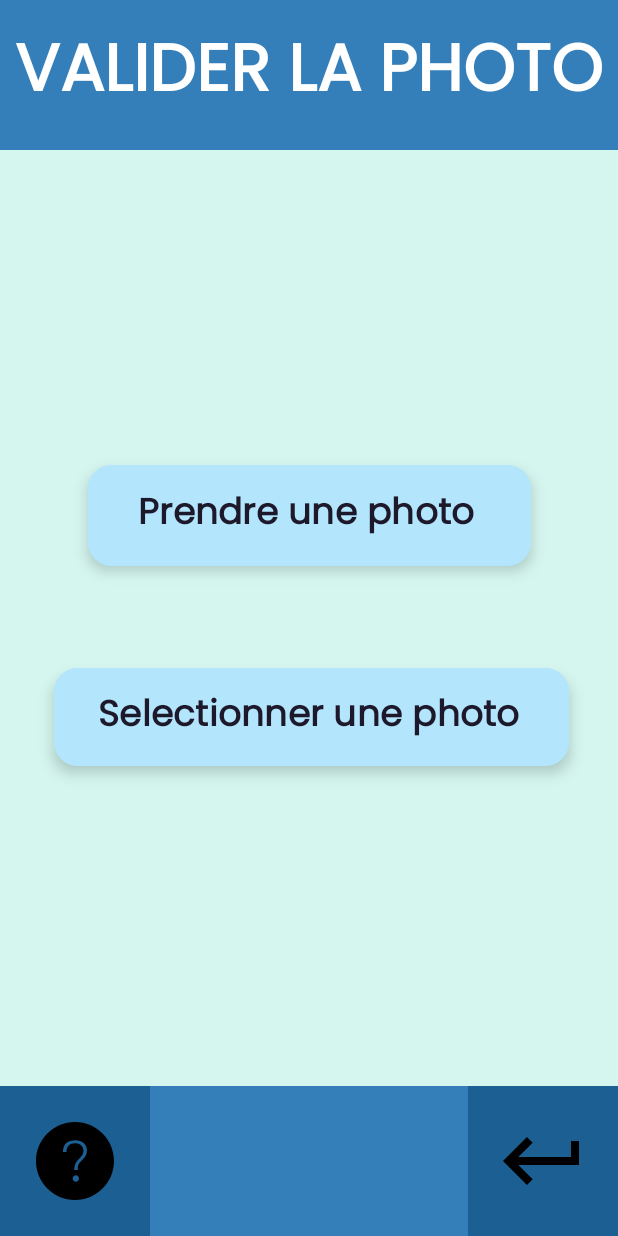
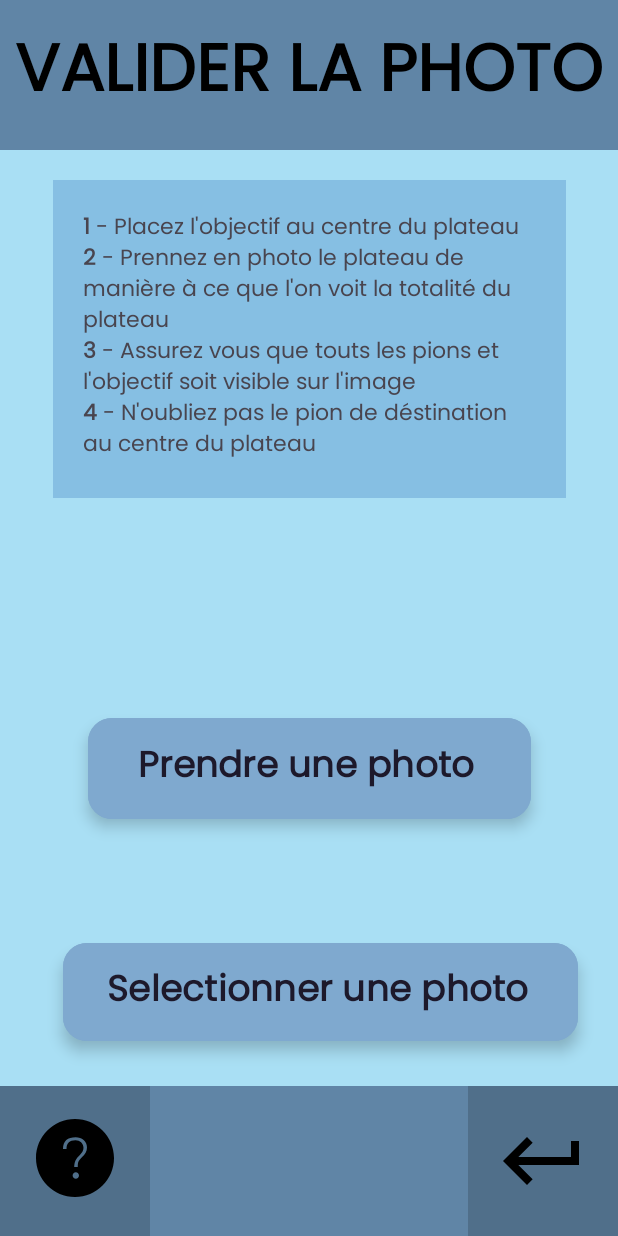
Before and after one commit to Cortard/RobotRicochetSolver, an Android app: the PictureActivity screen opened directly, with no data from a screen before it, on a phone screen of 412 x 824 dp. Run offline under Robolectric (Android 15) with nearby library versions, the phone set to English and light mode, and no system bars.

Commit message:
esthetique
modif couleur...

```diff
--- a/ApplicationMobile/appli/app/src/main/java/com/sae/myapplication/HelpActivity.java
+++ b/ApplicationMobile/appli/app/src/main/java/com/sae/myapplication/HelpActivity.java
@@ -24,11 +24,11 @@ public class HelpActivity extends AppCompatActivity {
 
         bReturn.setOnClickListener(v -> {
 
-            box.setBackgroundColor(Color.parseColor("#4288BF"));
+            box.setBackgroundColor(Color.parseColor("#4C647A"));
             new Handler().postDelayed(new Runnable() {
                 @Override
                 public void run() {
-                    box.setBackgroundColor(Color.parseColor("#1C5F93"));
+                    box.setBackgroundColor(Color.parseColor("#506F8A"));
                 }
             }, 50);
 
--- a/ApplicationMobile/appli/app/src/main/res/layout/activity_picture.xml
+++ b/ApplicationMobile/appli/app/src/main/res/layout/activity_picture.xml
@@ -4,7 +4,7 @@
     xmlns:tools="http://schemas.android.com/tools"
     android:layout_width="match_parent"
     android:layout_height="match_parent"
-    android:background="#D5F6EF"
+    android:background="#A9DFF4"
     tools:context=".PictureActivity">
 
 
@@ -12,13 +12,90 @@
         android:id="@+id/header2"
         android:layout_width="0dp"
         android:layout_height="100dp"
-        android:background="#347FBA"
+        android:background="#6085A6"
         android:scaleType="centerCrop"
         app:layout_constraintBottom_toTopOf="@+id/footer"
         app:layout_constraintDimensionRatio="1:0"
         app:layout_constraintEnd_toEndOf="parent"
+        app:layout_constraintHorizontal_bias="1.0"
         app:layout_constraintStart_toStartOf="parent"
         app:layout_constraintTop_toTopOf="parent"
+        app:layout_constraintVertical_bias="0.0" />
+
+    <ImageView
+        android:id="@+id/footer"
+        android:layout_width="0dp"
+        android:layout_height="100dp"
+        android:accessibilityHeading="false"
+        android:background="#6085A6"
+        app:layout_constraintBottom_toBottomOf="parent"
+        app:layout_constraintDimensionRatio="1:0"
+        app:layout_constraintEnd_toEndOf="parent"
+        app:layout_constraintHorizontal_bias="0.0"
+        app:layout_constraintStart_toStartOf="parent"
+        app:layout_constraintTop_toTopOf="parent"
+        app:layout_constraintVertical_bias="1.0" />
+
+    <ImageView
+        android:id="@+id/footerbox"
+        android:layout_width="0dp"
+        android:layout_height="0dp"
+        android:background="#506F8A"
+        android:outlineAmbientShadowColor="@color/black"
+        android:outlineSpotShadowColor="#191616"
+        app:layout_constraintBottom_toBottomOf="parent"
+        app:layout_constraintDimensionRatio="1:1"
+        app:layout_constraintEnd_toEndOf="parent"
+        app:layout_constraintHorizontal_bias="0.0"
+        app:layout_constraintStart_toStartOf="@+id/footer"
+        app:layout_constraintTop_toTopOf="@+id/footer"
+        app:layout_constraintVertical_bias="0.0" />
+
+    <ImageButton
+        android:id="@+id/boutonHelp"
+        style="@android:style/Widget.ImageButton"
+        android:layout_width="0dp"
+        android:layout_height="0dp"
+        android:backgroundTint="#00FFFFFF"
+        android:contentDescription="@string/boutonHelp"
+        app:layout_constraintBottom_toBottomOf="parent"
+        app:layout_constraintDimensionRatio="1:1"
+        app:layout_constraintEnd_toEndOf="@+id/footer"
+        app:layout_constraintHorizontal_bias="0.0"
+        app:layout_constraintStart_toStartOf="@+id/footer"
+        app:layout_constraintTop_toTopOf="@+id/footer"
+        app:layout_constraintVertical_bias="1.0"
+        app:srcCompat="@drawable/_11758_help_icon" />
+
+    <ImageView
+        android:id="@+id/footerbox2"
+        android:layout_width="0dp"
+        android:layout_height="0dp"
+        android:background="#506F8A"
+        android:outlineAmbientShadowColor="@color/black"
+        android:outlineSpotShadowColor="#191616"
+        app:layout_constraintBottom_toBottomOf="parent"
+        app:layout_constraintDimensionRatio="1:1"
+        app:layout_constraintEnd_toEndOf="parent"
+        app:layout_constraintHorizontal_bias="1.0"
+        app:layout_constraintStart_toStartOf="@+id/footer"
+        app:layout_constraintTop_toTopOf="@+id/footer"
+        app:layout_constraintVertical_bias="1.0" />
+
+
+    <ImageButton
+        android:id="@+id/boutonReturn"
+        android:layout_width="0dp"
+        android:layout_height="0dp"
+        android:backgroundTint="#00FFFFFF"
+        android:contentDescription="@string/boutonExit"
+        android:src="@drawable/_52473_return_icon"
+        app:layout_constraintBottom_toBottomOf="parent"
+        app:layout_constraintDimensionRatio="1:1"
+        app:layout_constraintEnd_toEndOf="@id/footer"
+        app:layout_constraintHorizontal_bias="1.0"
+        app:layout_constraintStart_toStartOf="@+id/footer"
+        app:layout_constraintTop_toTopOf="@+id/footer"
         app:layout_constraintVertical_bias="0.0" />
 
     <TextView
@@ -35,7 +112,7 @@
         android:text="@string/titrePhoto"
         android:textAlignment="center"
         android:textAllCaps="true"
-        android:textColor="@color/white"
+        android:textColor="@color/black"
         android:textStyle="bold"
         app:layout_constraintBottom_toBottomOf="@+id/header2"
         app:layout_constraintEnd_toEndOf="parent"
@@ -45,80 +122,37 @@
         app:layout_constraintVertical_bias="1.0" />
 
     <ImageView
-        android:id="@+id/footer"
-        android:layout_width="0dp"
-        android:layout_height="100dp"
-        android:accessibilityHeading="false"
-        android:background="#347FBA"
-        app:layout_constraintBottom_toBottomOf="parent"
+        android:id="@+id/surfaceView"
+        android:layout_width="342dp"
+        android:layout_height="212dp"
+        android:layout_marginLeft="30dp"
+        android:layout_marginTop="20dp"
+        android:layout_marginRight="30dp"
+        android:layout_marginBottom="20dp"
+        android:background="#86BFE3"
+        app:layout_constraintBottom_toTopOf="@+id/footer"
         app:layout_constraintEnd_toEndOf="parent"
-        app:layout_constraintDimensionRatio="1:0"
-        app:layout_constraintHorizontal_bias="0.0"
         app:layout_constraintStart_toStartOf="parent"
-        app:layout_constraintTop_toTopOf="parent"
-        app:layout_constraintVertical_bias="1.0" />
-
-    <ImageView
-        android:id="@+id/footerbox1"
-        android:layout_width="0dp"
-        android:layout_height="0dp"
-        android:background="#1C5F93"
-        android:outlineAmbientShadowColor="@color/black"
-        android:outlineSpotShadowColor="#191616"
-        app:layout_constraintDimensionRatio="1:1"
-        app:layout_constraintBottom_toBottomOf="parent"
-        app:layout_constraintEnd_toEndOf="parent"
-        app:layout_constraintHorizontal_bias="0.0"
-        app:layout_constraintStart_toStartOf="@+id/footer"
-        app:layout_constraintTop_toTopOf="@+id/footer"
+        app:layout_constraintTop_toBottomOf="@+id/header2"
         app:layout_constraintVertical_bias="0.0" />
 
-    <ImageButton
-        android:id="@+id/boutonHelp"
-        style="@android:style/Widget.DeviceDefault.ImageButton"
-        android:layout_width="0dp"
-        android:layout_height="0dp"
-        android:background="#00FFFFFF"
-        android:contentDescription="@string/boutonHelp"
-        app:layout_constraintDimensionRatio="1:1"
-        app:layout_constraintBottom_toBottomOf="parent"
-        app:layout_constraintEnd_toEndOf="@+id/footer"
+    <TextView
+        android:id="@+id/textMultiLine"
+        android:layout_width="344dp"
+        android:layout_height="211dp"
+        android:autoSizeTextType="uniform"
+        android:autofillHints=""
+        android:fontFamily="@font/poppins_regular"
+        android:inputType="text|textMultiLine"
+        android:padding="20dp"
+        android:text="@string/textPic"
+        app:layout_constraintBottom_toBottomOf="@+id/surfaceView"
+        app:layout_constraintEnd_toEndOf="@+id/surfaceView"
         app:layout_constraintHorizontal_bias="0.0"
-        app:layout_constraintStart_toStartOf="@+id/footer"
-        app:layout_constraintTop_toTopOf="@+id/footer"
-        app:layout_constraintVertical_bias="0.0"
-        app:srcCompat="@drawable/_11758_help_icon" />
+        app:layout_constraintStart_toStartOf="@+id/surfaceView"
+        app:layout_constraintTop_toTopOf="@+id/surfaceView"
+        app:layout_constraintVertical_bias="0.0" />
 
-    <ImageView
-        android:id="@+id/footerbox2"
-        android:layout_width="0dp"
-        android:layout_height="0dp"
-        android:background="#1C5F93"
-        android:outlineAmbientShadowColor="@color/black"
-        android:outlineSpotShadowColor="#191616"
-        app:layout_constraintDimensionRatio="1:1"
-        app:layout_constraintBottom_toBottomOf="parent"
-        app:layout_constraintEnd_toEndOf="parent"
-        app:layout_constraintHorizontal_bias="1.0"
-        app:layout_constraintStart_toStartOf="@+id/footer"
-        app:layout_constraintTop_toTopOf="@+id/footer"
-        app:layout_constraintVertical_bias="1.0" />
-
-
-    <ImageButton
-        android:id="@+id/boutonReturn"
-        android:layout_width="0dp"
-        android:layout_height="0dp"
-        android:backgroundTint="#00FFFFFF"
-        android:contentDescription="@string/boutonExit"
-        android:src="@drawable/_52473_return_icon"
-        app:layout_constraintBottom_toBottomOf="@+id/footerbox2"
-        app:layout_constraintDimensionRatio="1:1"
-        app:layout_constraintEnd_toEndOf="@+id/footer"
-        app:layout_constraintHorizontal_bias="0.0"
-        app:layout_constraintStart_toStartOf="@+id/footerbox2"
-        app:layout_constraintTop_toTopOf="@+id/footerbox2"
-        app:layout_constraintVertical_bias="0.0" />
 
     <Button
         android:id="@+id/btnTakePicture"
@@ -126,7 +160,7 @@
         android:layout_width="295dp"
         android:layout_height="67dp"
         android:layout_gravity="center_horizontal"
-        android:backgroundTint="#B3E5FC"
+        android:backgroundTint="#7FA9CF"
         android:fontFamily="@font/poppins_regular"
         android:shadowColor="#292626"
         android:text="Prendre une photo"
@@ -136,10 +170,10 @@
         android:typeface="normal"
         app:layout_constraintBottom_toTopOf="@+id/footer"
         app:layout_constraintEnd_toEndOf="parent"
-        app:layout_constraintHorizontal_bias="0.504"
+        app:layout_constraintHorizontal_bias="0.505"
         app:layout_constraintStart_toStartOf="parent"
         app:layout_constraintTop_toBottomOf="@+id/header2"
-        app:layout_constraintVertical_bias="0.377" />
+        app:layout_constraintVertical_bias="0.68" />
 
     <Button
         android:id="@+id/btnOpenPicture"
@@ -147,7 +181,7 @@
         android:layout_width="343dp"
         android:layout_height="65dp"
         android:layout_gravity="center_horizontal"
-        android:backgroundTint="#B3E5FC"
+        android:backgroundTint="#7FA9CF"
         android:fontFamily="@font/poppins_regular"
         android:shadowColor="#292626"
         android:text="Selectionner une photo"
@@ -157,9 +191,9 @@
         android:typeface="normal"
         app:layout_constraintBottom_toTopOf="@+id/footer"
         app:layout_constraintEnd_toEndOf="parent"
-        app:layout_constraintHorizontal_bias="0.529"
+        app:layout_constraintHorizontal_bias="0.609"
         app:layout_constraintStart_toStartOf="parent"
         app:layout_constraintTop_toBottomOf="@+id/header2"
-        app:layout_constraintVertical_bias="0.618" />
+        app:layout_constraintVertical_bias="0.946" />
 
 </androidx.constraintlayout.widget.ConstraintLayout>
--- a/ApplicationMobile/appli/app/src/main/res/values/strings.xml
+++ b/ApplicationMobile/appli/app/src/main/res/values/strings.xml
@@ -12,6 +12,10 @@
 
     <!--Page Photo-->
     <string name="titrePhoto">Valider la photo</string>
+    <string name="textPic"><b>1</b> - Placez l\'objectif au centre du plateau
+                                \n<b>2</b> - Prennez en photo le plateau de manière à ce que l\'on voit la totalité du plateau
+                                \n<b>3</b> - Assurez vous que touts les pions et l\'objectif soit visible sur l\'image
+                                \n<b>4</b> - N\'oubliez pas le pion de déstination au centre du plateau</string>
 
     <!--Page Help-->
     <string name="titreHelp">Aide</string>
@@ -21,6 +25,9 @@
                                 \n<b>4</b> - Assurez vous que touts les pions et l\'objectif soit visible sur l\'image
                                 \n<b>5</b> - Si tout est bon vous pouvez envoyer la photo
                                 \n<b>6</b> - Et voilà votre reponse</string>
+
+
+
     <string name="recomencer">Recomencer</string>
     <string name="valider">Valider</string>
     <string name="imagefin">imagefin</string>
```
Also changed, not shown: ApplicationMobile/appli/app/src/main/java/com/sae/myapplication/MainActivity.java (+4 -4 lines), ApplicationMobile/appli/app/src/main/java/com/sae/myapplication/PictureActivity.java (+5 -5 lines), ApplicationMobile/appli/app/src/main/java/com/sae/myapplication/PictureAnswerActivity.java (+5 -5 lines), ApplicationMobile/appli/app/src/main/java/com/sae/myapplication/PictureVerifyActivity.java (+5 -5 lines), ApplicationMobile/appli/app/src/main/res/layout/activity_help.xml (+80 -80 lines), ApplicationMobile/appli/app/src/main/res/layout/activity_main.xml (+38 -40 lines), ApplicationMobile/appli/app/src/main/res/layout/activity_picture_answer.xml (+83 -84 lines), ApplicationMobile/appli/app/src/main/res/layout/activity_picture_verify.xml (+37 -39 lines).
